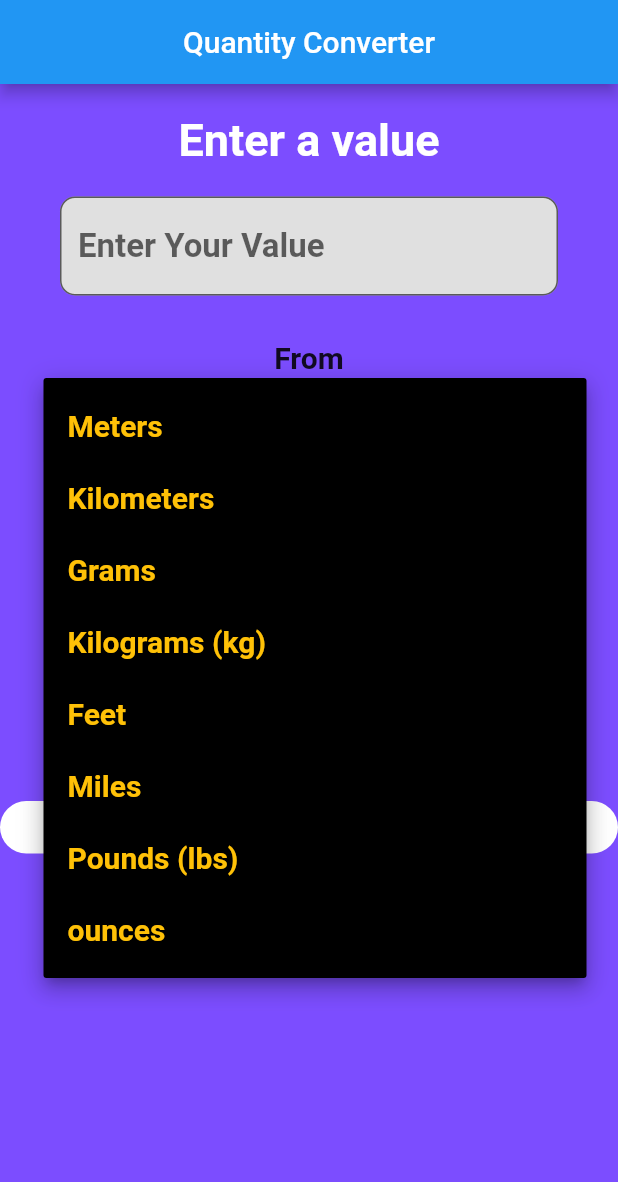
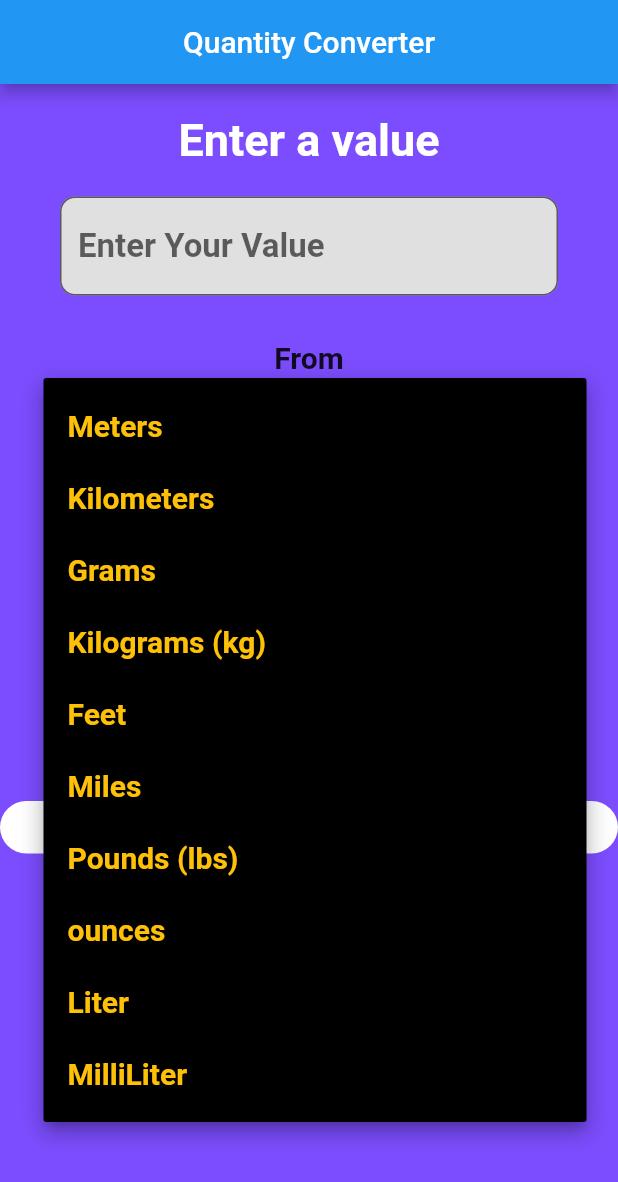
Before and after one commit to lokeshbs1994/Flutter_unit_converter, a Flutter app: the screen it shows after launch, after a tap on "Choose a Unit", on a phone screen of 412 x 824 dp. Shown: the top 1182 px of the screen. Run offline on Flutter 3.47's test engine with Material 2 defaults, Android fonts, the phone set to English and light mode, and no system bars.

Commit message:
modified: unit converter

```diff
--- a/lib/main.dart
+++ b/lib/main.dart
@@ -39,7 +39,9 @@ class _ConverterState extends State<Converter> {
     'Feet',
     'Miles',
     'Pounds (lbs)',
-    'ounces'
+    'ounces',
+    'Liter',
+    'MilliLiter'
   ];
 
   final Map<String, int> measuresMap = {
@@ -50,18 +52,22 @@ class _ConverterState extends State<Converter> {
     'Feet': 4,
     'Miles': 5,
     'Pounds (lbs)': 6,
-    'ounces': 7
+    'ounces': 7,
+    'Liter': 8,
+    'MilliLiter': 9
   };
 
   dynamic formulas = {
     '0': [1, 0.001, 0, 0, 3.280, 0.0006213, 0],
     '1': [1000, 1, 0, 0, 3280.84, 0, 6213, 0, 0],
-    '2': [0, 0, 1, 0.0001, 0, 0, 0.00220, 0.03],
-    '3': [0, 0, 1000, 1, 0, 0, 2.2046, 35.274],
+    '2': [0, 0, 1, 0.001, 0, 0, 0.00220, 0.03, 0.001, 1],
+    '3': [0, 0, 1000, 1, 0, 0, 2.2046, 35.274, 1, 1000],
     '4': [0.0348, 0.00030, 0, 0, 1, 0.000189],
     '5': [1609.34, 1.60934, 0, 05280, 1, 0, 0],
-    '6': [0, 0, 453.592, 0.4535, 0, 0, 1, 16],
-    '7': [0, 0, 28.3495, 0.02834, 3.28084, 0, 0.1]
+    '6': [0, 0, 453.592, 0.4535, 0, 0, 1, 16, 0.45359, 453.59],
+    '7': [0, 0, 28.3495, 0.02834, 0, 0, 0.0625, 1, 0.0295735, 29.5735],
+    '8': [0, 0, 1000, 1, 0, 0, 2.2, 33.814, 1, 1000],
+    '9': [0, 0, 1, 0.001, 0, 0, 0.0022, 0.033814, 0.001, 1]
   };
 
   void convert(double value, String from, String to) {
```
